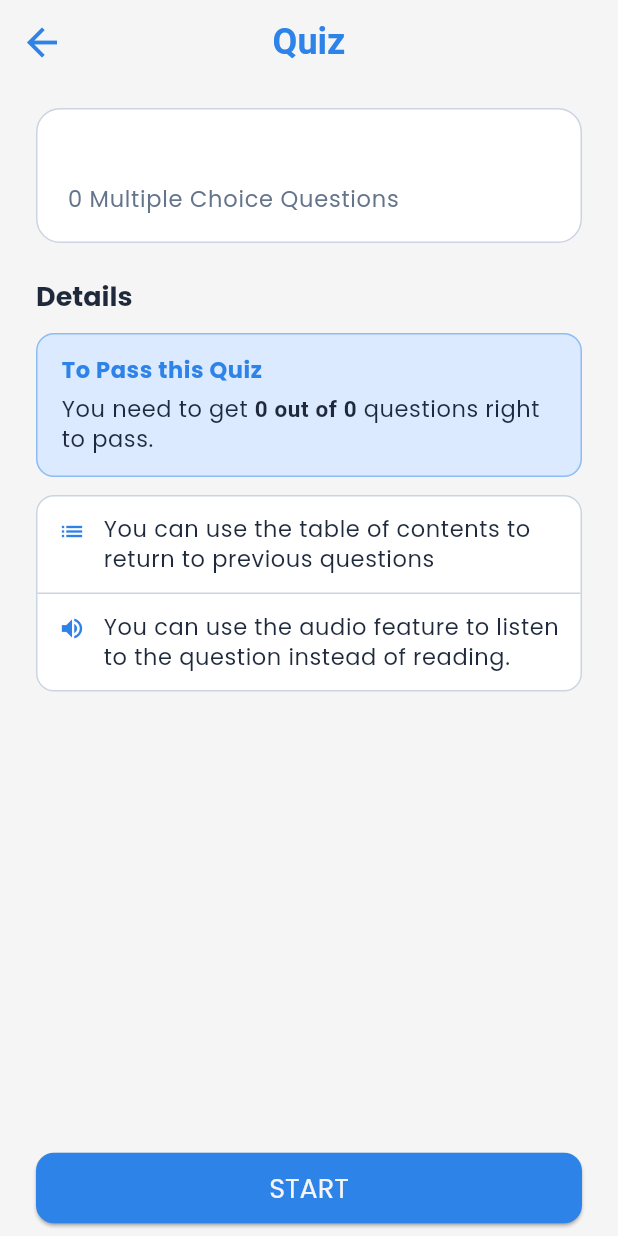
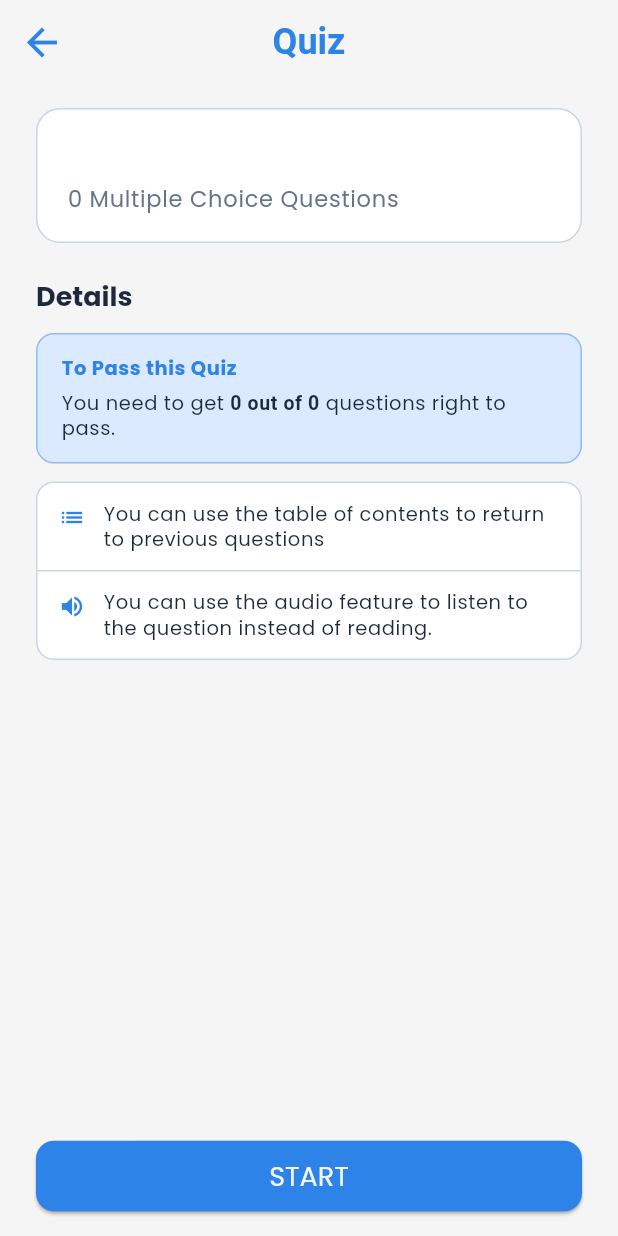
Before and after one commit to khalilFadi/safeScales-App, a Flutter app: the PostQuizScreen screen opened directly with empty values, on a phone screen of 412 x 824 dp. Run offline on Flutter 3.47's test engine with Material 3 defaults, Android fonts, the phone set to English and light mode, and no system bars; our stand-ins replace flutter_dotenv, flutter_markdown, flutter_tts, font_awesome_flutter, google_fonts, package_info_plus and 2 more; missing offline and left inert: dart:js, markdown; accounts and stored records are empty; project files that could hold a hidden picture were left out.

Commit message:
Pin quiz Start button and shrink Details body text.
The intro previously put START inside the scroll view, so it could sit
off-screen on short phones. Pin START below a scrollable Details section
and use a smaller font for everything under the Details header.

Co-authored-by: bluestpanda <khalilFadi@users.noreply.github.com>

```diff
--- a/lib/ui/widgets/quiz_start_body.dart
+++ b/lib/ui/widgets/quiz_start_body.dart
@@ -3,9 +3,9 @@ import 'package:safe_scales/models/question.dart';
 
 /// Shared pre-quiz / post-quiz intro: title card, Details, and START.
 ///
-/// The body is scrollable so START stays reachable on short viewports
-/// (and when text scale is large). Text below the Details header uses
-/// [TextTheme.bodySmall]; the Details header itself keeps headline size.
+/// START is pinned below the fold so it stays tappable on short viewports.
+/// The title and Details header keep headline size; everything under
+/// Details uses a smaller body size.
 class QuizStartBody extends StatelessWidget {
   const QuizStartBody({
     super.key,
@@ -26,10 +26,15 @@ class QuizStartBody extends StatelessWidget {
     return ((passingScorePercent / 100) * totalQuestions).ceil();
   }
 
+  /// Size for copy under the Details header (not the header itself).
+  static const double detailsBodyFontSize = 13;
+
   @override
   Widget build(BuildContext context) {
     final ThemeData theme = Theme.of(context);
-    final TextStyle? detailsBodyStyle = theme.textTheme.bodySmall;
+    final TextStyle detailsBodyStyle = (theme.textTheme.bodySmall ??
+            const TextStyle())
+        .copyWith(fontSize: detailsBodyFontSize);
 
     final Widget content = Column(
       crossAxisAlignment: CrossAxisAlignment.start,
@@ -44,7 +49,7 @@ class QuizStartBody extends StatelessWidget {
         const SizedBox(height: 12),
         DefaultTextStyle.merge(
           key: const Key('quiz-start-details-body'),
-          style: detailsBodyStyle ?? const TextStyle(fontSize: 15),
+          style: detailsBodyStyle,
           child: Column(
             crossAxisAlignment: CrossAxisAlignment.stretch,
             children: [
@@ -75,32 +80,22 @@ class QuizStartBody extends StatelessWidget {
       ),
     );
 
-    const EdgeInsets padding = EdgeInsets.fromLTRB(24, 16, 24, 8);
-
     return SafeArea(
-      child: LayoutBuilder(
-        builder: (BuildContext context, BoxConstraints constraints) {
-          final double minHeight = (constraints.maxHeight - padding.vertical)
-              .clamp(0.0, double.infinity);
-
-          return SingleChildScrollView(
-            padding: padding,
-            child: ConstrainedBox(
-              constraints: BoxConstraints(minHeight: minHeight),
-              child: Column(
-                mainAxisAlignment: MainAxisAlignment.spaceBetween,
-                crossAxisAlignment: CrossAxisAlignment.stretch,
-                children: [
-                  content,
-                  Padding(
-                    padding: const EdgeInsets.only(top: 24),
-                    child: startButton,
-                  ),
-                ],
+      child: Padding(
+        padding: const EdgeInsets.fromLTRB(24, 16, 24, 16),
+        child: Column(
+          crossAxisAlignment: CrossAxisAlignment.stretch,
+          children: [
+            Expanded(
+              child: SingleChildScrollView(
+                physics: const AlwaysScrollableScrollPhysics(),
+                child: content,
               ),
             ),
-          );
-        },
+            const SizedBox(height: 16),
+            startButton,
+          ],
+        ),
       ),
     );
   }
```
Also changed, not shown: 1 other file.
